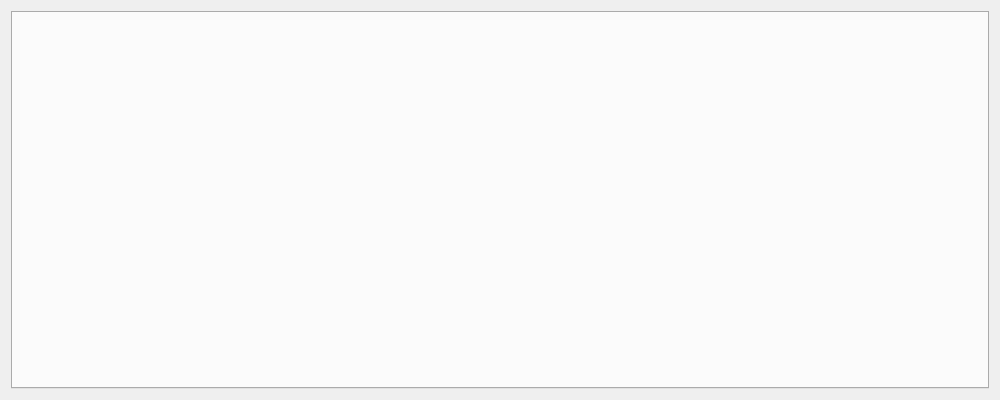
The window that disker/widgets/disker.ui (WillBrennan/disk_usage) describes before a commit, drawn with Qt 5.
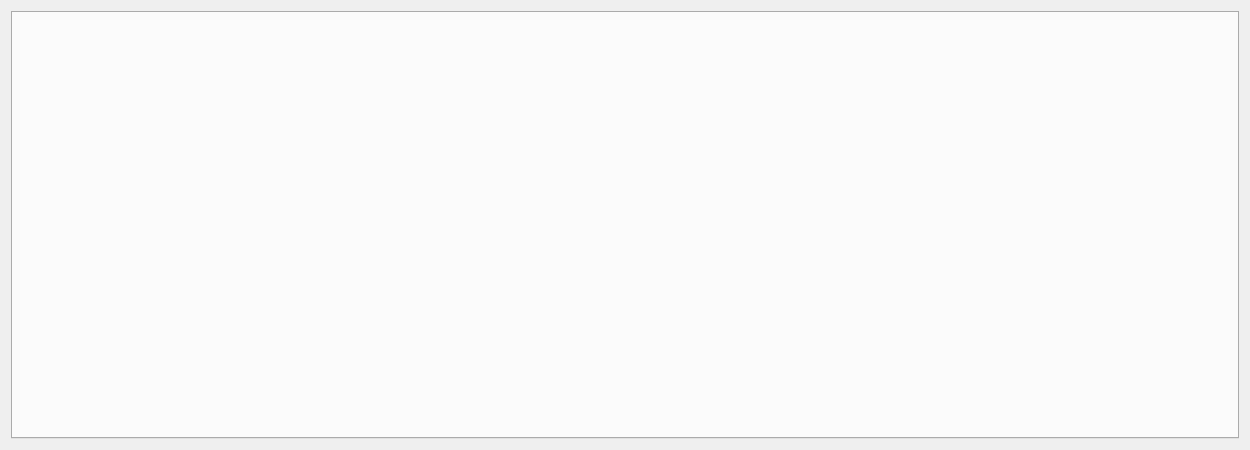
The same window after the commit.

```diff
--- a/disker/widgets/disker.ui
+++ b/disker/widgets/disker.ui
@@ -6,20 +6,20 @@
    <rect>
     <x>0</x>
     <y>0</y>
-    <width>1000</width>
-    <height>400</height>
+    <width>1250</width>
+    <height>450</height>
    </rect>
   </property>
   <property name="minimumSize">
    <size>
-    <width>1000</width>
-    <height>400</height>
+    <width>1250</width>
+    <height>450</height>
    </size>
   </property>
   <property name="maximumSize">
    <size>
-    <width>1000</width>
-    <height>16777215</height>
+    <width>1250</width>
+    <height>450</height>
    </size>
   </property>
   <property name="windowTitle">
@@ -28,9 +28,15 @@
   <layout class="QGridLayout" name="gridLayout">
    <item row="0" column="0">
     <widget class="QTabWidget" name="tabWidget">
+     <property name="minimumSize">
+      <size>
+       <width>1200</width>
+       <height>0</height>
+      </size>
+     </property>
      <property name="maximumSize">
       <size>
-       <width>1000</width>
+       <width>1250</width>
        <height>16777215</height>
       </size>
      </property>
```
